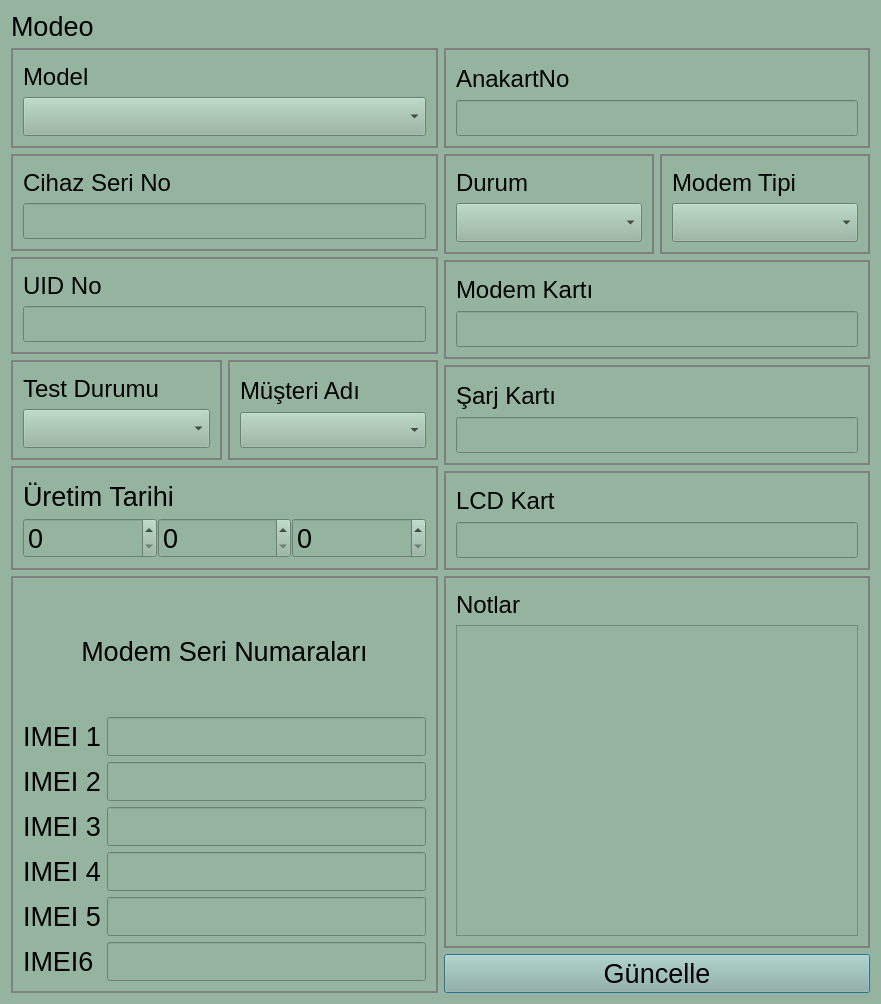
Qt form src/informationdialog.ui (yunusemrecinar/QT5-cihaz-kimlik-teknik-servis) before a commit.
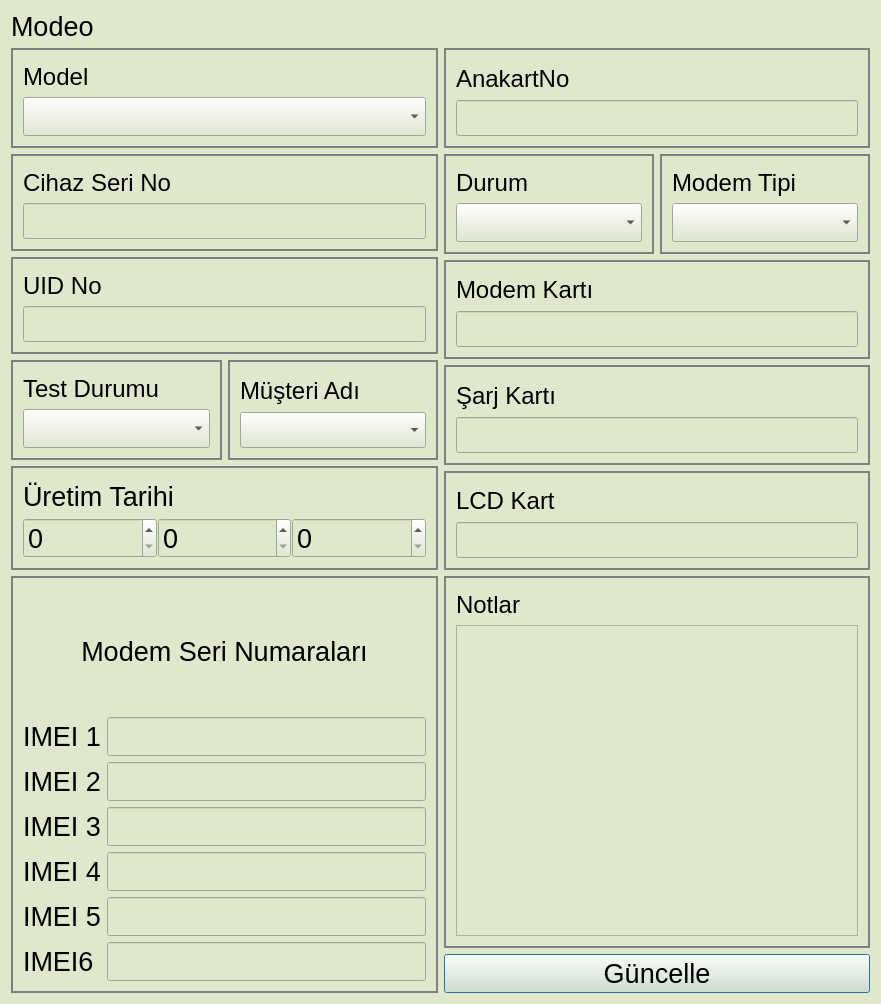
The same form after that commit.

```diff
--- a/src/informationdialog.ui
+++ b/src/informationdialog.ui
@@ -20,7 +20,7 @@
   </property>
   <property name="styleSheet">
    <string notr="true">QWidget {
-  background-color: #94B49F ;
+  background-color: #DFE8CC ;
 }</string>
   </property>
   <layout class="QVBoxLayout" name="verticalLayout">
```
